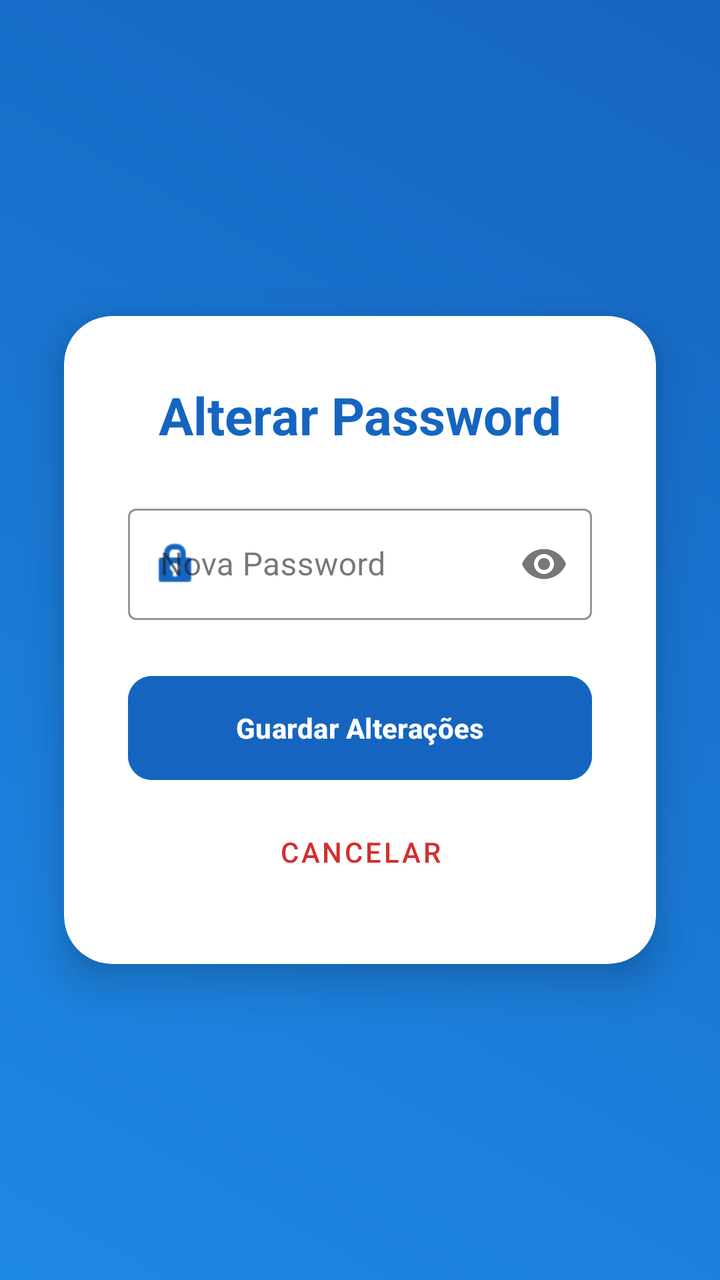
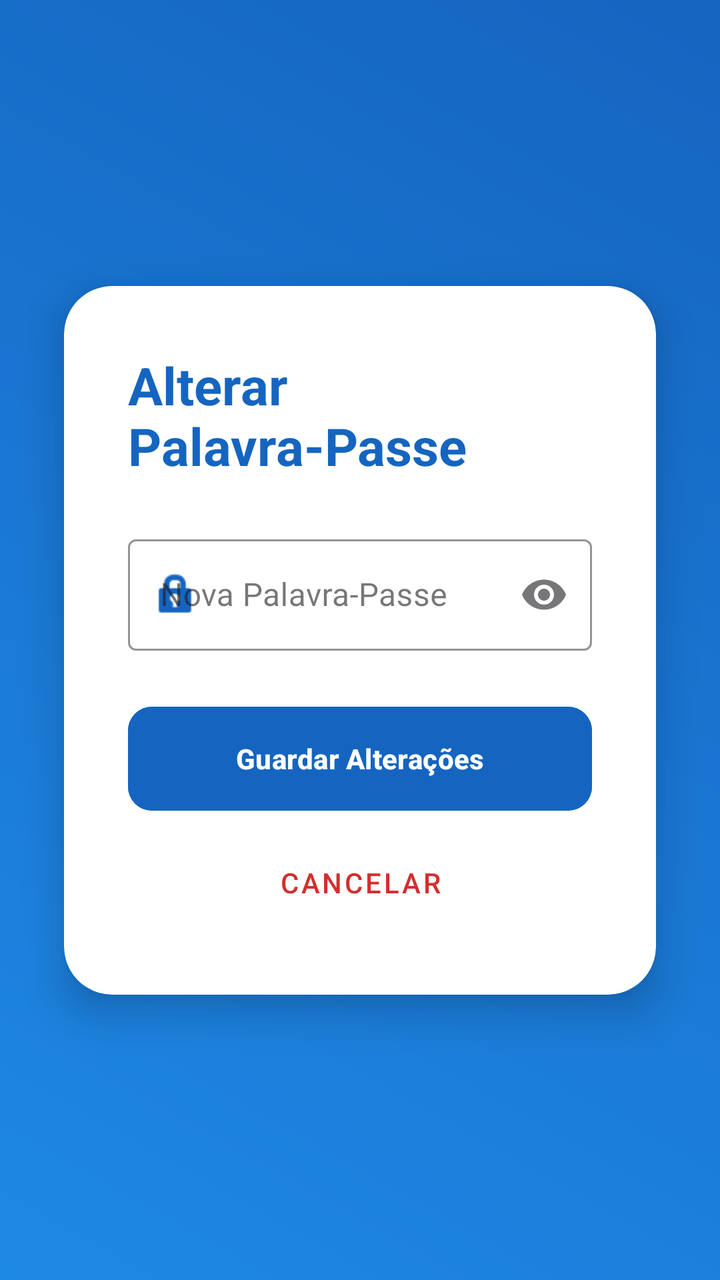

The first picture is an Android layout as it rendered before a commit; the second is the same layout after the commit. The layout source and the unified diff follow.
<!-- AndroidManifest.xml: application theme Theme.WeatherSense -->
<!-- res/layout/activity_edit_profile.xml -->
<?xml version="1.0" encoding="utf-8"?>
<androidx.constraintlayout.widget.ConstraintLayout
    xmlns:android="http://schemas.android.com/apk/res/android"
    xmlns:app="http://schemas.android.com/apk/res-auto"
    xmlns:tools="http://schemas.android.com/tools"
    android:layout_width="match_parent"
    android:layout_height="match_parent"
    android:background="@drawable/bg_gradient"
    tools:context=".EditProfileActivity">

    <androidx.cardview.widget.CardView
        android:layout_width="0dp"
        android:layout_height="wrap_content"
        android:layout_marginHorizontal="32dp"
        app:cardCornerRadius="24dp"
        app:cardElevation="12dp"
        app:cardBackgroundColor="@color/white"
        app:layout_constraintBottom_toBottomOf="parent"
        app:layout_constraintEnd_toEndOf="parent"
        app:layout_constraintStart_toStartOf="parent"
        app:layout_constraintTop_toTopOf="parent">

        <LinearLayout
            android:layout_width="match_parent"
            android:layout_height="wrap_content"
            android:orientation="vertical"
            android:padding="32dp">

            <TextView
                android:layout_width="wrap_content"
                android:layout_height="wrap_content"
                android:text="Alterar Password"
                android:textColor="#1565C0"
                android:textSize="26sp"
                android:textStyle="bold"
                android:layout_gravity="center_horizontal"
                android:layout_marginBottom="24dp"/>

            <com.google.android.material.textfield.TextInputLayout
                android:layout_width="match_parent"
                android:layout_height="wrap_content"
                android:hint="Nova Password"
                style="@style/Widget.MaterialComponents.TextInputLayout.OutlinedBox"
                app:boxStrokeColor="#1565C0"
                app:endIconMode="password_toggle"
                app:startIconDrawable="@android:drawable/ic_lock_idle_lock"
                app:startIconTint="#1565C0">

                <com.google.android.material.textfield.TextInputEditText
                    android:id="@+id/etNewPassword"
                    android:layout_width="match_parent"
                    android:layout_height="wrap_content"
                    android:inputType="textPassword"
                    android:textColor="@color/black"/>
            </com.google.android.material.textfield.TextInputLayout>

            <Button
                android:id="@+id/btnSave"
                android:layout_width="match_parent"
                android:layout_height="60dp"
                android:layout_marginTop="24dp"
                android:text="Guardar Alterações"
                android:textStyle="bold"
                android:backgroundTint="#1565C0"
                app:cornerRadius="12dp"/>

            <Button
                android:id="@+id/btnCancel"
                style="@style/Widget.MaterialComponents.Button.TextButton"
                android:layout_width="match_parent"
                android:layout_height="wrap_content"
                android:layout_marginTop="8dp"
                android:text="Cancelar"
                android:textColor="#D32F2F"/>
        </LinearLayout>
    </androidx.cardview.widget.CardView>
</androidx.constraintlayout.widget.ConstraintLayout>
<!-- resources referenced by this layout -->
<resources>
  <color name="black">#000000</color>
  <color name="white">#FFFFFF</color>
  <!-- drawable bg_gradient (drawable) -->
  <?xml version="1.0" encoding="utf-8"?>
  <shape xmlns:android="http://schemas.android.com/apk/res/android">
      <gradient
          android:angle="45"
          android:startColor="#1E88E5"
          android:endColor="#1565C0"
          android:type="linear" />
  </shape>
  <style name="Theme.WeatherSense" parent="Base.Theme.WeatherSense" />
  <style name="Base.Theme.WeatherSense" parent="Theme.Material3.DayNight.NoActionBar">
          
          
      </style>
</resources>

<!-- the commit's change to res/layout/activity_edit_profile.xml (unified diff, before → after) -->
@@ -29,7 +29,7 @@
             <TextView
                 android:layout_width="wrap_content"
                 android:layout_height="wrap_content"
-                android:text="Alterar Password"
+                android:text="Alterar Palavra-Passe"
                 android:textColor="#1565C0"
                 android:textSize="26sp"
                 android:textStyle="bold"
@@ -39,7 +39,7 @@
             <com.google.android.material.textfield.TextInputLayout
                 android:layout_width="match_parent"
                 android:layout_height="wrap_content"
-                android:hint="Nova Password"
+                android:hint="Nova Palavra-Passe"
                 style="@style/Widget.MaterialComponents.TextInputLayout.OutlinedBox"
                 app:boxStrokeColor="#1565C0"
                 app:endIconMode="password_toggle"
